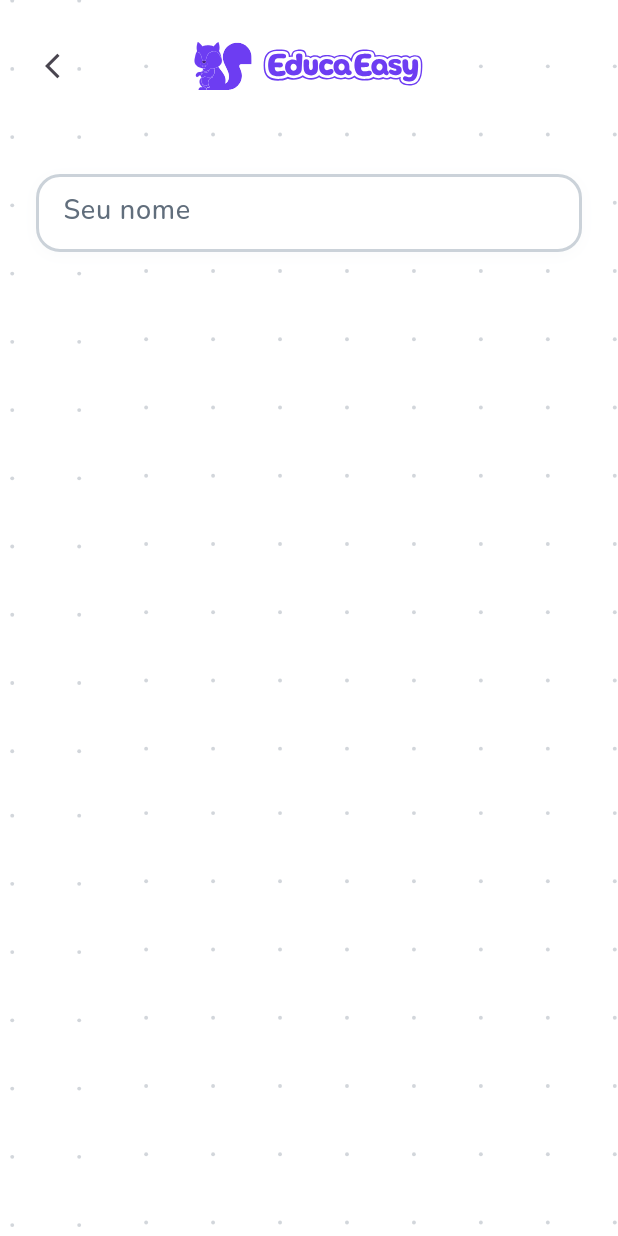
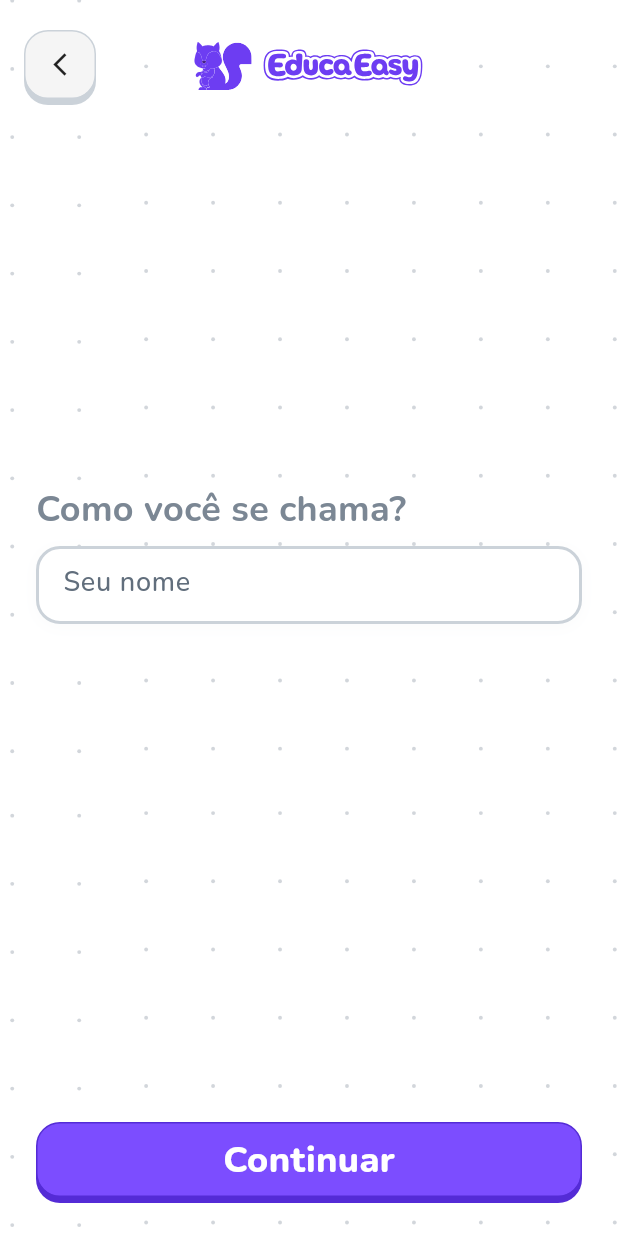
Before and after one commit to BellasDias/educa-easy-app, a Flutter app: the OnboardingShell screen opened directly, on a phone screen of 412 x 824 dp. Run offline on Flutter 3.47's test engine with Material 3 defaults, Android fonts, the phone set to English and light mode, and no system bars; our stand-ins replace flutter_svg, google_fonts, lucide_icons_flutter.

Commit message:
feat: refactor OnboardingShell, add EducaeasyButton icon support and fix font assets

```diff
--- a/lib/design_system/widgets/button.dart
+++ b/lib/design_system/widgets/button.dart
@@ -10,6 +10,7 @@
   final VoidCallback? onPressed;
   final bool isIconOnly;
   final Widget? icon;
+  final double? size;
 
   const EducaeasyButton({
     super.key,
@@ -18,6 +19,7 @@
     this.onPressed,
     this.isIconOnly = false,
     this.icon,
+    this.size,
   });
 
   @override
@@ -112,6 +114,8 @@
         ? BoxShadow(color: shadowColor, offset: const Offset(0, 4))
         : null;
 
+    final double? buttonSize = widget.isIconOnly ? (widget.size ?? 48) : null;
+
     return GestureDetector(
       onTapDown: (_) => widget.onPressed != null ? setState(() => _isPressed = true) : null,
       onTapUp: (_) {
@@ -123,7 +127,11 @@
       onTapCancel: () => widget.onPressed != null ? setState(() => _isPressed = false) : null,
       child: AnimatedContainer(
         duration: const Duration(milliseconds: 80),
-        padding: const EdgeInsets.symmetric(horizontal: 16, vertical: 6),
+        width: buttonSize,
+        height: buttonSize,
+        padding: widget.isIconOnly
+          ? EdgeInsets.zero // Tamanho certo do button somente com icon
+          : const EdgeInsets.symmetric(horizontal: 16, vertical: 6),
         margin: EdgeInsets.only(
           top: _isPressed ? 2 : 0,    // Quando pressiona, desce 2px
           bottom: _isPressed ? 0 : 2, // Quando solta, a margem volta para baixo
@@ -136,23 +144,20 @@
           ),
           shadows: shadow != null ? [shadow] : null,
         ),
-        child: Row(
+        child: widget.isIconOnly
+            ? Center(child: widget.icon) // Centraliza o ícone no quadrado
+            : Row(
                 mainAxisSize: MainAxisSize.min,
                 mainAxisAlignment: MainAxisAlignment.center,
                 children: [
-            // 1. Mostra o ícone somente se ele não for nulo
                   if (widget.icon != null) ...[
                     widget.icon!,
-              // Adiciona espaço apenas se houver texto para acompanhar o ícone
-              if (!widget.isIconOnly) const SizedBox(width: 8),
+                    const SizedBox(width: 8),
                   ],
-
-            // 2. Mostra o texto apenas se NÃO for "isIconOnly"
-            if (!widget.isIconOnly)
                   Text(
                     widget.text,
                     style: GoogleFonts.nunito(
-                  color: _getTextColor(), // Usa sua lógica dinâmica de cores
+                      color: _getTextColor(),
                       fontSize: 24,
                       fontWeight: FontWeight.w800,
                     ),
--- a/lib/design_system/widgets/input.dart
+++ b/lib/design_system/widgets/input.dart
@@ -62,7 +62,8 @@
 
   @override
   Widget build(BuildContext context) {
-    return Container(
+    return AnimatedContainer(
+      duration: const Duration(milliseconds: 200), // Animação suave de 200ms
       height: 52, // Altura fixa
       decoration: BoxDecoration(
         color: Colors.white, // Cor de fundo
@@ -71,7 +72,15 @@
           color: _borderColor,
           width: 2,  // ← Stroke 2px
         ),
-        boxShadow: [ // Sombra baseada na cor da borda
+        boxShadow: [
+          if (_isFocused)// Sombra baseada na cor da borda
+            BoxShadow(
+              // Cor da borda externa (mesma do foco, mas com baixa opacidade)
+              color: _borderColor.withValues(alpha: 0.2),
+              spreadRadius: 4, // Define o quanto ela "vaza" para fora
+              blurRadius: 0,   // 0 deixa ela sólida como uma borda real
+            ),
+            // Sombra padrão (você pode manter ou remover quando focado)
           BoxShadow(
             color: _borderColor.withValues(alpha: 0.1),
             blurRadius: 8,
--- a/lib/design_system/widgets/onboarding_shell.dart
+++ b/lib/design_system/widgets/onboarding_shell.dart
@@ -1,8 +1,10 @@
 import 'package:flutter/material.dart';
 import 'package:flutter_svg/flutter_svg.dart';
+import 'package:educaeasy_app/design_system/widgets/button.dart';
 
 class OnboardingShell extends StatelessWidget {
   final Widget child;
+  final Widget? footer;
   final bool showBackButton;
   final VoidCallback? onBack;
 
@@ -10,15 +12,16 @@
     super.key,
     required this.child,
     this.showBackButton = true,
-    this.onBack,
+    this.onBack, this.footer,
   });
 
 @override
 Widget build(BuildContext context) {
   return Scaffold(
     backgroundColor: Colors.white,
+    resizeToAvoidBottomInset: true, // Faz o botão subir com o teclado
     body: Stack(
-      fit: StackFit.expand, // 👈 ADICIONE ISSO AQUI
+      fit: StackFit.expand,
       children: [
         // 1. Background
         Positioned.fill(
@@ -43,6 +46,16 @@
                   child: child, // Ensure 'child' doesn't contain an Expanded/Positioned incorrectly!
                 ),
               ),
+              // Footer Dinâmico: Se houver algo no footer, ele renderiza aqui
+              if (footer != null)
+                Padding(
+                  padding: const EdgeInsets.all(24.0),
+                  child: SizedBox(
+                    width: double.infinity,
+                    height: 52,
+                    child: footer,
+                  ),
+                ),
             ],
           ),
         ),
@@ -70,8 +83,11 @@
   }
 
   Widget _buildBackButton(BuildContext context) {
-    return IconButton(
-      icon: const Icon(Icons.arrow_back_ios, size: 20),
+    return EducaeasyButton(
+      text: '',
+      variant: ButtonVariant.outline,
+      isIconOnly: true,
+      icon: const Icon(Icons.arrow_back_ios_new, size: 18),
       onPressed: onBack ?? () => Navigator.of(context).maybePop(),
     );
   }
--- a/lib/features/onboarding_login/welcome_page.dart
+++ b/lib/features/onboarding_login/welcome_page.dart
@@ -14,7 +14,7 @@
       showBackButton: false,
         child: Padding(
           padding: EdgeInsets.only(  // Deixando os components (botões) no centro da tela
-            top: MediaQuery.of(context).size.height * 0.35,
+            top: MediaQuery.of(context).size.height * 0.30,
             bottom: MediaQuery.of(context).size.height * 0.25,
           ),
           child: Column(
--- a/pubspec.yaml
+++ b/pubspec.yaml
@@ -20,6 +20,7 @@
     sdk: flutter
   flutter_lints: ^6.0.0
 
+
 flutter:
   uses-material-design: true
 
```
Also changed, not shown: lib/design_system/theme/app_theme.dart (+5 -5 lines), lib/design_system/tokens/typography.dart (+16 -13 lines), lib/features/onboarding_login/login_methods_page.dart (added, +59 -0 lines), lib/features/onboarding_login/name_input_page.dart (+30 -3 lines), assets/svg/google-icon.svg (added), 3 other files. Lines whose indentation alone changed are shown as unchanged.
